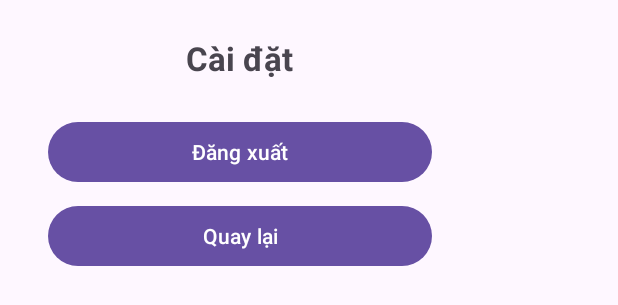
After one commit to VattenL/mobile-pikachu, an Android app: the layout dialog_setting.xml on its own in the app's theme, with its tools: preview values and no code run, on a phone screen of 412 x 824 dp. The commit adds this screen. Shown: the top 305 px of the screen. Run offline under Robolectric (Android 15) with nearby library versions, the light colour scheme and no system bars.

Commit message:
feat: sua lai luong dang xuat trong MainActivity

```diff
--- /dev/null
+++ b/app/src/main/res/layout/dialog_setting.xml
@@ -0,0 +1,41 @@
+<LinearLayout xmlns:android="http://schemas.android.com/apk/res/android"
+    android:layout_width="wrap_content"
+    android:layout_height="wrap_content"
+    android:gravity="center_horizontal"
+    android:minWidth="320dp"
+    android:orientation="vertical"
+    android:padding="24dp">
+
+    <TextView
+        android:id="@+id/tvSettingTitle"
+        android:layout_width="wrap_content"
+        android:layout_height="wrap_content"
+        android:text="@string/settings"
+        android:textSize="22sp"
+        android:textStyle="bold" />
+
+    <!-- Khu vực tùy chọn cài đặt khác (âm thanh, thông báo...) có thể bổ sung tại đây -->
+    <LinearLayout
+        android:layout_width="match_parent"
+        android:layout_height="wrap_content"
+        android:layout_marginVertical="20dp"
+        android:orientation="vertical">
+
+        <!-- Nút Đăng xuất: chỉ hiện khi đã đăng nhập -->
+        <Button
+            android:id="@+id/btnLogout"
+            android:layout_width="match_parent"
+            android:layout_height="wrap_content"
+            android:layout_marginHorizontal="8dp"
+            android:layout_marginVertical="4dp"
+            android:text="@string/logout" />
+        <!-- Nút Quay lại / Đóng -->
+        <Button
+            android:id="@+id/btnClose"
+            android:layout_width="match_parent"
+            android:layout_height="wrap_content"
+            android:layout_marginHorizontal="8dp"
+            android:layout_marginVertical="4dp"
+            android:text="@string/back" />
+    </LinearLayout>
+</LinearLayout>
```
Also changed, not shown: app/src/main/java/ptit/e23cnpm01/pikachu/view/MainActivity.java (+23 -10 lines), app/src/main/java/ptit/e23cnpm01/pikachu/view/SettingDialog.java (added, +59 -0 lines), app/src/main/res/layout/activity_main.xml (+4 -3 lines).
